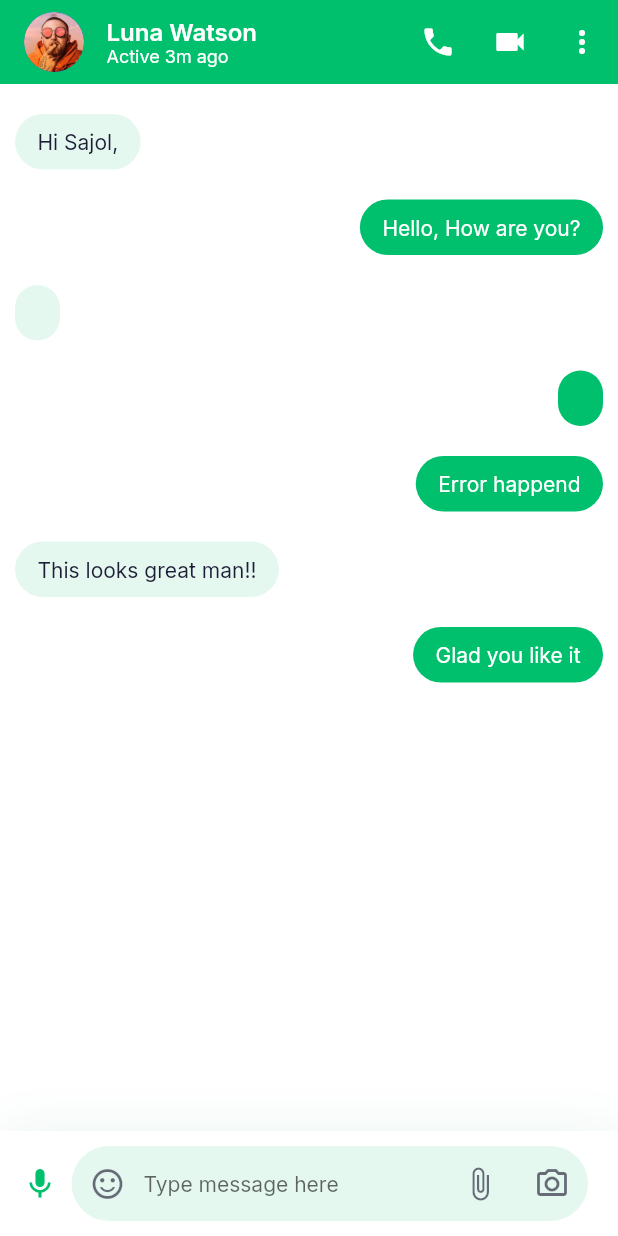
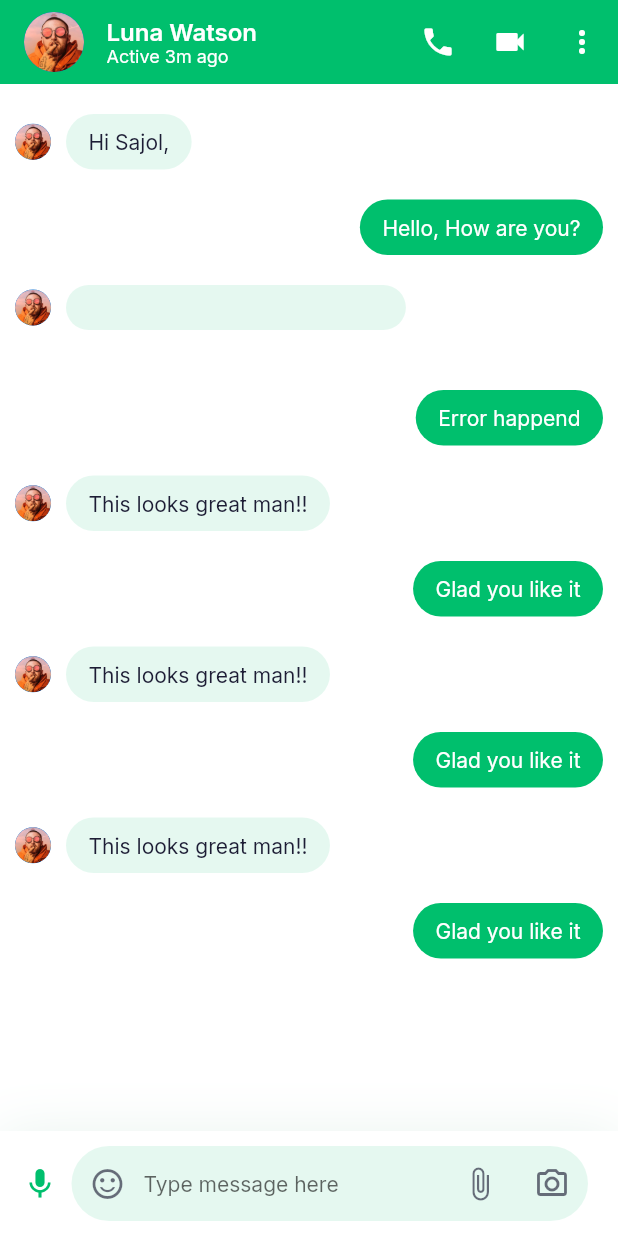
Before and after one commit to Flutter-Dart-Hacks/chat-messaging-ui, a Flutter app: the MessageDetail screen opened directly, on a phone screen of 412 x 824 dp. Run offline on Flutter 3.47's test engine with Material 2 defaults, Android fonts, the light colour scheme and no system bars; our stand-ins replace google_fonts.

Commit message:
Pembuatan message item yang beraneka jenis

```diff
--- a/lib/models/chat_message.dart
+++ b/lib/models/chat_message.dart
@@ -58,4 +58,28 @@ List demoChatMessages = [
     messageStatus: MessageStatus.notView,
     isSender: true,
   ),
+  ChatMessage(
+    text: "This looks great man!!",
+    messageType: ChatMessageType.text,
+    messageStatus: MessageStatus.viewed,
+    isSender: false,
+  ),
+  ChatMessage(
+    text: "Glad you like it",
+    messageType: ChatMessageType.text,
+    messageStatus: MessageStatus.notView,
+    isSender: true,
+  ),
+  ChatMessage(
+    text: "This looks great man!!",
+    messageType: ChatMessageType.text,
+    messageStatus: MessageStatus.viewed,
+    isSender: false,
+  ),
+  ChatMessage(
+    text: "Glad you like it",
+    messageType: ChatMessageType.text,
+    messageStatus: MessageStatus.notView,
+    isSender: true,
+  ),
 ];
--- a/lib/screens/messages/components/bodychatdetail.dart
+++ b/lib/screens/messages/components/bodychatdetail.dart
@@ -1,7 +1,8 @@
-import 'package:chatmessagings/constants.dart';
 import 'package:chatmessagings/screens/messages/components/chat_input_field.dart';
 import 'package:chatmessagings/models/chat_message.dart';
 import 'package:flutter/material.dart';
+
+import 'message_item.dart';
 
 class BodyMessageDetail extends StatefulWidget {
   const BodyMessageDetail({Key? key}) : super(key: key);
@@ -40,57 +41,3 @@ class _BodyMessageDetailState extends State<BodyMessageDetail> {
     );
   }
 }
-
-class MessageItem extends StatelessWidget {
-  const MessageItem({Key? key, required this.chatMessage}) : super(key: key);
-
-  final ChatMessage chatMessage;
-
-  MainAxisAlignment getAxisAlignmentContent(ChatMessage message) {
-    return message.isSender ? MainAxisAlignment.end : MainAxisAlignment.start;
-  }
-
-  @override
-  Widget build(BuildContext context) {
-    return Padding(
-      padding: const EdgeInsets.symmetric(horizontal: kDefaultPadding / 2),
-      child: Row(
-        mainAxisAlignment: getAxisAlignmentContent(chatMessage),
-        children: [
-          TextMessage(chatMessage: chatMessage),
-        ],
-      ),
-    );
-  }
-}
-
-class TextMessage extends StatelessWidget {
-  const TextMessage({
-    Key? key,
-    required this.chatMessage,
-  }) : super(key: key);
-
-  final ChatMessage chatMessage;
-
-  @override
-  Widget build(BuildContext context) {
-    return Container(
-      margin: const EdgeInsets.only(top: kDefaultPadding),
-      padding: const EdgeInsets.symmetric(
-        horizontal: kDefaultPadding * 0.75,
-        vertical: kDefaultPadding / 2,
-      ),
-      decoration: BoxDecoration(
-        color: kPrimaryColor.withOpacity(chatMessage.isSender ? 1 : 0.1),
-        borderRadius: BorderRadius.circular(30),
-      ),
-      child: Text(
-        chatMessage.text,
-        style: TextStyle(
-            color: chatMessage.isSender
-                ? Colors.white
-                : Theme.of(context).textTheme.bodyText1?.color),
-      ),
-    );
-  }
-}
--- a/lib/screens/messages/components/chat_input_field.dart
+++ b/lib/screens/messages/components/chat_input_field.dart
@@ -38,7 +38,7 @@ class _ChatInputFieldState extends State<ChatInputField> {
         child: Row(
           children: [
             Material(
-              // Menggunakan parent material dan inkwell
+              // Menggunakan parent material dan Inkwell
               // https://stackoverflow.com/a/65760259
               child: InkWell(
                 onTap: () {},
--- /dev/null
+++ b/lib/screens/messages/components/message_item.dart
@@ -0,0 +1,80 @@
+import 'package:chatmessagings/constants.dart';
+import 'package:chatmessagings/models/chat_message.dart';
+import 'package:chatmessagings/screens/messages/components/text_message.dart';
+import 'package:flutter/material.dart';
+
+class MessageItem extends StatelessWidget {
+  const MessageItem({Key? key, required this.chatMessage}) : super(key: key);
+
+  final ChatMessage chatMessage;
+
+  MainAxisAlignment getAxisAlignmentContent(ChatMessage message) {
+    return message.isSender ? MainAxisAlignment.end : MainAxisAlignment.start;
+  }
+
+  List<Widget> getAvatarSenderImage(BuildContext context, ChatMessage message) {
+    if (!message.isSender) {
+      return [
+        const CircleAvatar(
+          radius: 12,
+          backgroundImage: AssetImage("assets/images/user_2.png"),
+        ),
+        const SizedBox(
+          width: kDefaultPadding / 2,
+        )
+      ];
+    } else {
+      return [];
+    }
+  }
+
+  Widget checkMessageTypeContainer(ChatMessage message) {
+    switch (message.messageType) {
+      case ChatMessageType.text:
+        return TextMessage(chatMessage: message);
+      case ChatMessageType.audio:
+        return AudioMessage(chatMessage: message);
+      default:
+        return const SizedBox();
+    }
+  }
+
+  @override
+  Widget build(BuildContext context) {
+    return Padding(
+      padding: const EdgeInsets.only(
+          top: kDefaultPadding,
+          left: kDefaultPadding / 2,
+          right: kDefaultPadding / 2),
+      child: Row(
+        mainAxisAlignment: getAxisAlignmentContent(chatMessage),
+        children: [
+          ...getAvatarSenderImage(context, chatMessage),
+          checkMessageTypeContainer(chatMessage),
+        ],
+      ),
+    );
+  }
+}
+
+class AudioMessage extends StatelessWidget {
+  const AudioMessage({Key? key, required this.chatMessage}) : super(key: key);
+
+  final ChatMessage chatMessage;
+
+  @override
+  Widget build(BuildContext context) {
+    return Container(
+      width: MediaQuery.of(context).size.width * 0.55,
+      height: 30,
+      padding: const EdgeInsets.symmetric(
+        horizontal: kDefaultPadding * 0.75,
+        vertical: kDefaultPadding / 2.5,
+      ),
+      decoration: BoxDecoration(
+        color: kPrimaryColor.withOpacity(chatMessage.isSender ? 1 : 0.1),
+        borderRadius: BorderRadius.circular(30),
+      ),
+    );
+  }
+}
--- /dev/null
+++ b/lib/screens/messages/components/text_message.dart
@@ -0,0 +1,33 @@
+import 'package:chatmessagings/constants.dart';
+import 'package:chatmessagings/models/chat_message.dart';
+import 'package:flutter/material.dart';
+
+class TextMessage extends StatelessWidget {
+  const TextMessage({
+    Key? key,
+    required this.chatMessage,
+  }) : super(key: key);
+
+  final ChatMessage chatMessage;
+
+  @override
+  Widget build(BuildContext context) {
+    return Container(
+      padding: const EdgeInsets.symmetric(
+        horizontal: kDefaultPadding * 0.75,
+        vertical: kDefaultPadding / 2,
+      ),
+      decoration: BoxDecoration(
+        color: kPrimaryColor.withOpacity(chatMessage.isSender ? 1 : 0.1),
+        borderRadius: BorderRadius.circular(30),
+      ),
+      child: Text(
+        chatMessage.text,
+        style: TextStyle(
+            color: chatMessage.isSender
+                ? Colors.white
+                : Theme.of(context).textTheme.bodyText1?.color),
+      ),
+    );
+  }
+}
```
